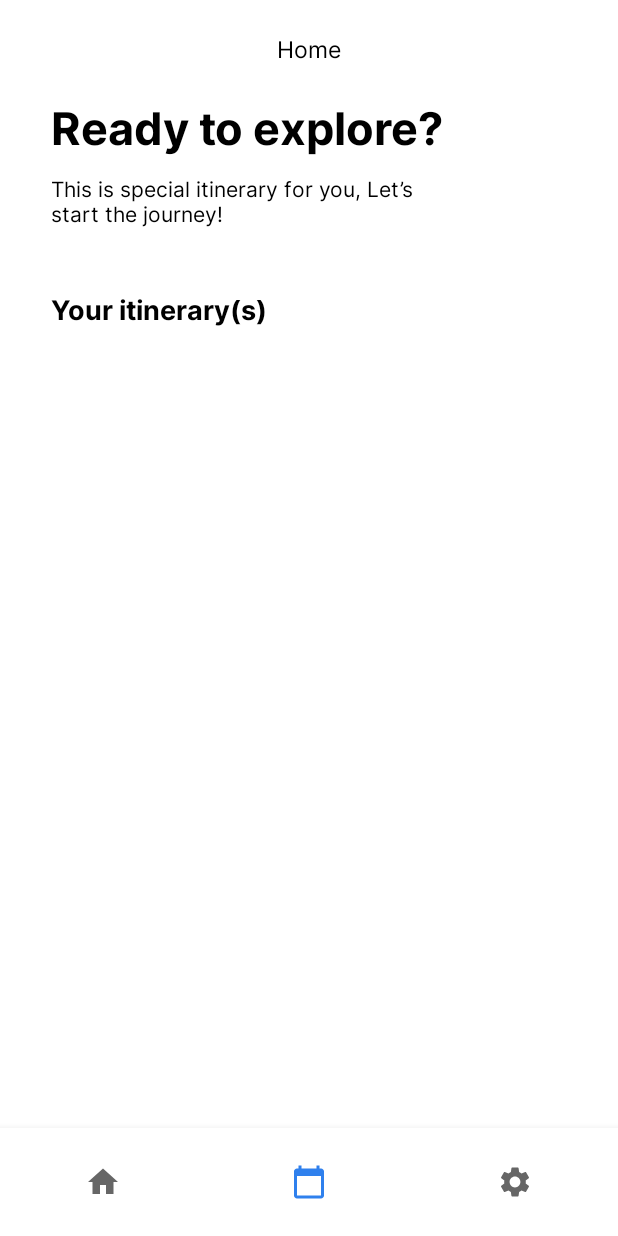
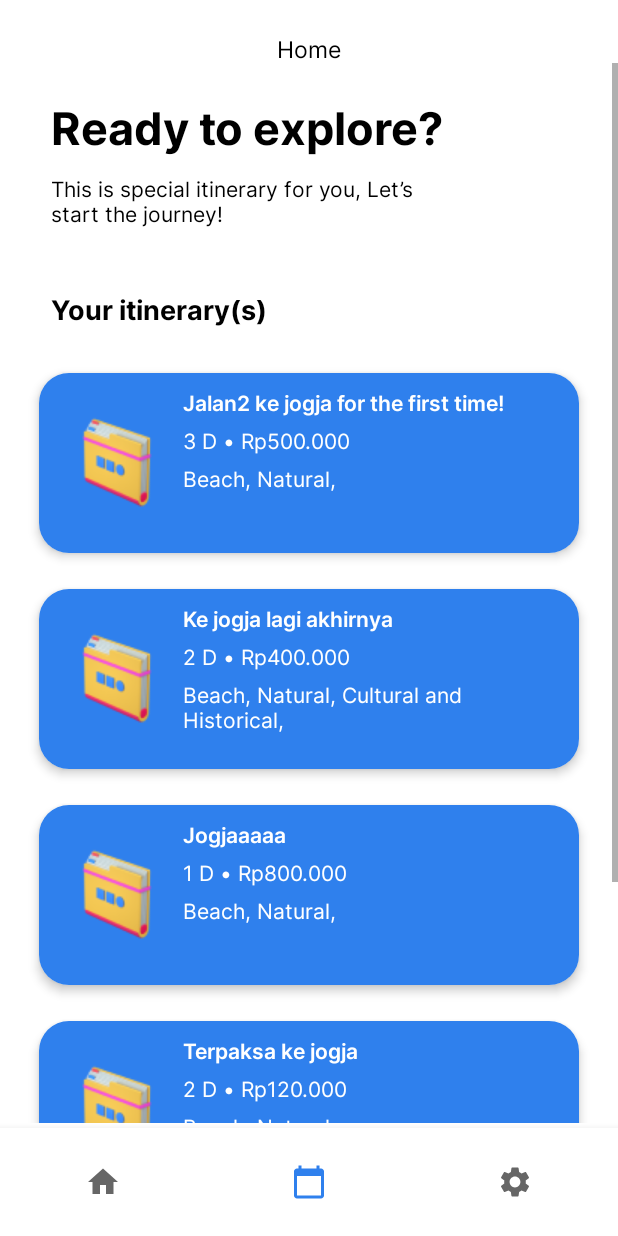
Before and after one commit to gallangsdw/Kuylah-app, an Android app: the ItineraryFragment screen opened through its navigation route, on a phone screen of 412 x 824 dp. Run offline under Robolectric (Android 15) with nearby library versions, the phone set to English and light mode, and no system bars; our stand-ins replace navigation-ui.

Commit message:
added recyclerview with dummy data

```diff
--- a/Kuylah app/app/build.gradle
+++ b/Kuylah app/app/build.gradle
@@ -1,6 +1,7 @@
 plugins {
     id 'com.android.application'
     id 'kotlin-android'
+    id 'kotlin-parcelize'
 }
 
 android {
--- /dev/null
+++ b/Kuylah app/app/src/main/java/com/stackoverthink/kuylahapp/ui/main/itinerary/Itinerary.kt
@@ -0,0 +1,12 @@
+package com.stackoverthink.kuylahapp.ui.main.itinerary
+
+import android.os.Parcelable
+import kotlinx.parcelize.Parcelize
+
+@Parcelize
+data class Itinerary (
+    var title: String? = "",
+    var day: String? = "",
+    var budget: String? = "",
+    var category: MutableList<String>?
+) : Parcelable
--- /dev/null
+++ b/Kuylah app/app/src/main/java/com/stackoverthink/kuylahapp/ui/main/itinerary/ItineraryAdapter.kt
@@ -0,0 +1,40 @@
+package com.stackoverthink.kuylahapp.ui.main.itinerary
+
+import android.view.LayoutInflater
+import android.view.View
+import android.view.ViewGroup
+import androidx.recyclerview.widget.RecyclerView
+import com.stackoverthink.kuylahapp.R
+import com.stackoverthink.kuylahapp.databinding.ItemItineraryBinding
+import java.lang.StringBuilder
+
+class ItineraryAdapter (private val listItinerary: ArrayList<Itinerary>) : RecyclerView.Adapter<ItineraryAdapter.ListViewHolder>() {
+    inner class ListViewHolder(itemView: View) : RecyclerView.ViewHolder(itemView) {
+        val binding = ItemItineraryBinding.bind(itemView)
+    }
+
+    override fun onCreateViewHolder(parent: ViewGroup, viewType: Int): ListViewHolder {
+        val view: View = LayoutInflater.from(parent.context).inflate(
+            R.layout.item_itinerary,
+            parent,
+false
+        )
+        return ListViewHolder(view)
+    }
+
+    override fun onBindViewHolder(holder: ListViewHolder, position: Int) {
+        val itinerary =listItinerary[position]
+        val builder = StringBuilder()
+        for (s in itinerary.category!!){
+            builder.append("$s, ")
+        }
+
+        holder.binding.tvTitleItem.text = itinerary.title
+        holder.binding.tvDayPrice.text = "${itinerary.day} • ${itinerary.budget}"
+        holder.binding.tvCategories.text = builder.toString()
+    }
+
+    override fun getItemCount(): Int {
+        return listItinerary.size
+    }
+}
--- a/Kuylah app/app/src/main/java/com/stackoverthink/kuylahapp/ui/main/itinerary/ItineraryFragment.kt
+++ b/Kuylah app/app/src/main/java/com/stackoverthink/kuylahapp/ui/main/itinerary/ItineraryFragment.kt
@@ -6,22 +6,90 @@ import android.view.LayoutInflater
 import android.view.View
 import android.view.ViewGroup
 import android.widget.TextView
+import androidx.recyclerview.widget.LinearLayoutManager
 import com.stackoverthink.kuylahapp.R
+import com.stackoverthink.kuylahapp.databinding.FragmentItineraryBinding
 
 class ItineraryFragment : Fragment() {
+    private lateinit var dataTitles: Array<String>
+    private lateinit var days: Array<String>
+    private lateinit var dataBudgets: Array<String>
+    private lateinit var categories: Array<MutableList<String>>
+    private lateinit var binding: FragmentItineraryBinding
+    private var dataItineraries = arrayListOf<Itinerary>()
+
 
     override fun onCreateView(
         inflater: LayoutInflater, container: ViewGroup?,
         savedInstanceState: Bundle?
     ): View? {
         // Inflate the layout for this fragment
-        return inflater.inflate(R.layout.fragment_itinerary, container, false)
+        binding = FragmentItineraryBinding.inflate(layoutInflater)
+        return binding.root
+    }
+
+    override fun onViewCreated(view: View, savedInstanceState: Bundle?) {
+        super.onViewCreated(view, savedInstanceState)
+
+        prepare()
+        addItem()
+        showRecycleList(dataItineraries)
+    }
+
+    private fun showRecycleList(itinerary: ArrayList<Itinerary>) {
+        val followAdapter = ItineraryAdapter(itinerary)
+        binding.rvItineraries.layoutManager = LinearLayoutManager(activity)
+        binding.rvItineraries.adapter = followAdapter
     }
 
 
-//    override fun onViewCreated(view: View, savedInstanceState: Bundle?) {
-//        super.onViewCreated(view, savedInstanceState)
-//        var title: TextView = view.findViewById(R.id.tv_title)
-//        title.text = getString(R.string.my_itinerary)
-//    }
+    fun prepare(){
+        dataTitles = arrayOf(
+            "Jalan2 ke jogja for the first time!",
+            "Ke jogja lagi akhirnya",
+            "Jogjaaaaa",
+            "Terpaksa ke jogja",
+            "Ke jogja lagiii",
+            "Jogja lur"
+        )
+
+        days = arrayOf(
+            "3 D",
+            "2 D",
+            "1 D",
+            "2 D",
+            "2 D",
+            "2 D"
+        )
+
+        dataBudgets = arrayOf(
+            "Rp500.000",
+            "Rp400.000",
+            "Rp800.000",
+            "Rp120.000",
+            "Rp50.000",
+            "Rp60.000"
+        )
+
+        categories = arrayOf(
+            mutableListOf("Beach", "Natural"),
+            mutableListOf("Beach", "Natural", "Cultural and Historical"),
+            mutableListOf("Beach", "Natural"),
+            mutableListOf("Beach", "Natural"),
+            mutableListOf("Beach", "Natural"),
+            mutableListOf("Beach", "Natural", "Museum", "Art Gallery and Exhibition")
+        )
+    }
+
+    fun addItem(){
+        for (position in dataTitles.indices){
+            val itinerary = Itinerary(
+                dataTitles[position],
+                days[position],
+                dataBudgets[position],
+                categories[position]
+            )
+            dataItineraries.add(itinerary)
+        }
+    }
 }
--- a/Kuylah app/app/src/main/res/layout/activity_main.xml
+++ b/Kuylah app/app/src/main/res/layout/activity_main.xml
@@ -29,6 +29,7 @@
         android:layout_height="match_parent"
         app:defaultNavHost="true"
         android:layout_marginTop="42dp"
+        android:layout_marginBottom="75dp"
         app:layout_constraintBottom_toBottomOf="@+id/bottom_nav"
         app:layout_constraintEnd_toEndOf="parent"
         app:layout_constraintStart_toStartOf="parent"
--- a/Kuylah app/app/src/main/res/layout/fragment_itinerary.xml
+++ b/Kuylah app/app/src/main/res/layout/fragment_itinerary.xml
@@ -1,7 +1,11 @@
 <?xml version="1.0" encoding="utf-8"?>
-<androidx.constraintlayout.widget.ConstraintLayout xmlns:android="http://schemas.android.com/apk/res/android"
+<ScrollView
+    xmlns:android="http://schemas.android.com/apk/res/android"
     xmlns:app="http://schemas.android.com/apk/res-auto"
     xmlns:tools="http://schemas.android.com/tools"
+    android:layout_width="match_parent"
+    android:layout_height="match_parent">
+    <androidx.constraintlayout.widget.ConstraintLayout
         android:layout_width="match_parent"
         android:layout_height="match_parent"
         android:background="@color/white"
@@ -50,6 +54,7 @@
             app:layout_constraintTop_toBottomOf="@+id/tv_journey" />
 
         <androidx.recyclerview.widget.RecyclerView
+            android:id="@+id/rv_itineraries"
             android:layout_width="match_parent"
             android:layout_height="wrap_content"
             android:layout_marginTop="17dp"
@@ -59,3 +64,4 @@
             tools:listitem="@layout/item_itinerary"/>
 
     </androidx.constraintlayout.widget.ConstraintLayout>
+</ScrollView>
--- a/Kuylah app/app/src/main/res/layout/item_itinerary.xml
+++ b/Kuylah app/app/src/main/res/layout/item_itinerary.xml
@@ -16,18 +16,19 @@
         app:cardUseCompatPadding="true">
         <LinearLayout
             android:layout_width="match_parent"
-            android:layout_height="wrap_content"
+            android:layout_height="120dp"
             android:orientation="horizontal"
             android:background="@color/blue_kuylah">
 
             <ImageView
                 android:layout_width="96dp"
                 android:layout_height="96dp"
+                android:layout_gravity="center_vertical"
                 android:background="@drawable/itinerary_pic"/>
 
             <LinearLayout
-                android:layout_width="wrap_content"
-                android:layout_height="wrap_content"
+                android:layout_width="match_parent"
+                android:layout_height="match_parent"
                 android:paddingTop="10dp"
                 android:orientation="vertical"
                 android:paddingRight="10dp"
@@ -52,12 +53,12 @@
 
                 <TextView
                     android:id="@+id/tv_categories"
-                    android:layout_width="wrap_content"
+                    android:layout_width="match_parent"
                     android:layout_height="wrap_content"
                     android:textColor="@color/white"
                     android:fontFamily="@font/inter_regular"
                     android:layout_marginTop="5dp"
-                    android:text="Beach, Culinary" />
+                    android:text="adasdad, asddasd, afdfaf, sfgsgs, sdgsdfsdf, sdf, sdfsfsdf, sdfsfsdf, dfsdfsdf " />
 
             </LinearLayout>
 
--- a/Kuylah app/app/src/main/res/values/strings.xml
+++ b/Kuylah app/app/src/main/res/values/strings.xml
@@ -18,6 +18,6 @@
     <string name="detail_itinerary">Detail Itinerary</string>
     <string name="itinerary_title">First trip to jogja uhuy</string>
     <string name="day">Day 1</string>
-    <string name="item_title">Itinerary\'s Title</string>
+    <string name="item_title">Itinerary Title</string>
     <string name="day_price">3 D • Rp800.000.-</string>
 </resources>
```
Lines whose indentation alone changed are shown as unchanged.
